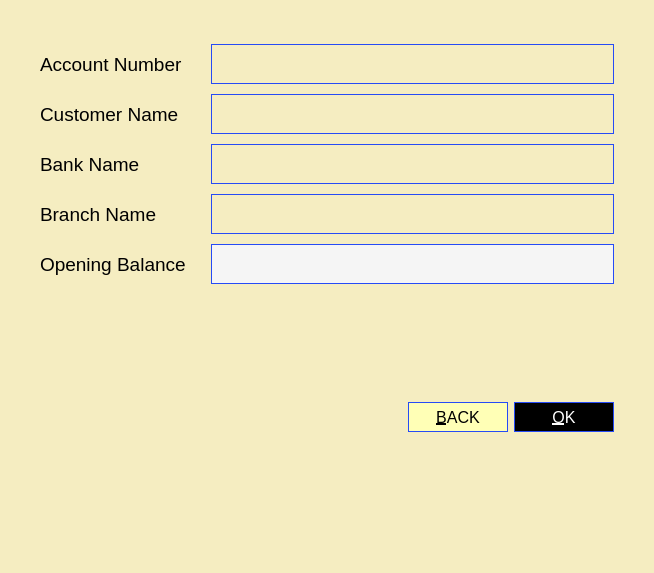
mosleuddin/ExpenseTracker, file ui_files/update_opening_balance.ui: the form before one commit.
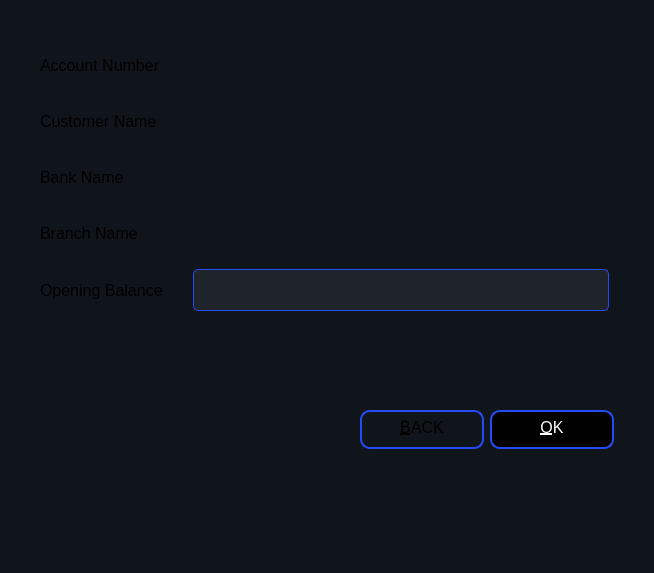
The form after the commit. Icons and pictures are not drawn.

What changed in the file:
```diff
--- a/ui_files/update_opening_balance.ui
+++ b/ui_files/update_opening_balance.ui
@@ -15,7 +15,7 @@
   </property>
   <property name="font">
    <font>
-    <pointsize>12</pointsize>
+    <pointsize>-1</pointsize>
    </font>
   </property>
   <property name="windowTitle">
@@ -27,41 +27,48 @@
   </property>
   <property name="styleSheet">
    <string notr="true">*{
-	background-color: rgb(245, 237, 193);
-}
+	    background-color :#10141b;
+	    border: none;
+         font-size: 16px;
+	     color:rgba(255, 255, 255, .50);
 
-#labelMessage{
-color: rgb(255, 0, 0);
 }
 
-
 QLineEdit{
-		color: rgb(0, 0, 255);
-        border: 1px solid #264BF6;
+	color: rgba(0, 255, 0, .50);
+	padding: 5px;
+	border-radius: 5px;
+	width: 200px;
+	height: 30px;
+	margin: 5px;
 }
 
-#editBalance{
-	background-color: rgb(245, 245, 245);
-	color: rgb(0, 0, 0);
+QLineEdit::enabled{
+    background-color: #1f232a;
+	color: rgba(255, 255, 255, .75);
+	border: 1px solid #264BF6;
 
 }
 
 QPushButton{
-      background-color : rgb(255, 255, 182);
-      border: 1px solid #264BF6;
-}                    
-
-QPushButton::hover{
-	 background-color : rgb(0, 0, 255); 
-	 color : rgb(255, 255, 255);
+    background-color:#10141b;
+ 	color:rgba(0, 255, 0, .50);
+    width: 120px;
+	height: 20px;
+	padding: 5px, 10px;
+	border: 2px solid #264BF6;
+	border-radius: 10px;
 }
 
 QPushButton::disabled{
 	background-color : rgb(0, 0, 0); 
 	color : rgb(255, 255, 255);
-
 }
-</string>
+
+QPushButton::hover{
+	background-color: rgba(0, 0, 255, .30);
+     color: rgba(255, 255, 255, .50);
+}</string>
   </property>
   <property name="modal">
    <bool>true</bool>
@@ -104,7 +111,7 @@
        <widget class="QLabel" name="labelBankName">
         <property name="font">
          <font>
-          <pointsize>14</pointsize>
+          <pointsize>-1</pointsize>
          </font>
         </property>
         <property name="text">
@@ -114,6 +121,9 @@
       </item>
       <item row="2" column="1">
        <widget class="QLineEdit" name="editBankName">
+        <property name="enabled">
+         <bool>false</bool>
+        </property>
         <property name="minimumSize">
          <size>
           <width>0</width>
@@ -122,7 +132,7 @@
         </property>
         <property name="font">
          <font>
-          <pointsize>16</pointsize>
+          <pointsize>-1</pointsize>
          </font>
         </property>
         <property name="styleSheet">
@@ -146,7 +156,7 @@
        <widget class="QLabel" name="labelOpeningBalance">
         <property name="font">
          <font>
-          <pointsize>14</pointsize>
+          <pointsize>-1</pointsize>
          </font>
         </property>
         <property name="text">
@@ -159,6 +169,9 @@
       </item>
       <item row="3" column="1">
        <widget class="QLineEdit" name="editBranchName">
+        <property name="enabled">
+         <bool>false</bool>
+        </property>
         <property name="minimumSize">
          <size>
           <width>0</width>
@@ -167,7 +180,7 @@
         </property>
         <property name="font">
          <font>
-          <pointsize>16</pointsize>
+          <pointsize>-1</pointsize>
          </font>
         </property>
         <property name="styleSheet">
@@ -189,6 +202,9 @@
       </item>
       <item row="1" column="1">
        <widget class="QLineEdit" name="editCustomerName">
+        <property name="enabled">
+         <bool>false</bool>
+        </property>
         <property name="minimumSize">
          <size>
           <width>0</width>
@@ -197,7 +213,7 @@
         </property>
         <property name="font">
          <font>
-          <pointsize>16</pointsize>
+          <pointsize>-1</pointsize>
          </font>
         </property>
         <property name="styleSheet">
@@ -227,7 +243,7 @@
         </property>
         <property name="font">
          <font>
-          <pointsize>14</pointsize>
+          <pointsize>-1</pointsize>
          </font>
         </property>
         <property name="text">
@@ -248,11 +264,11 @@
         </property>
         <property name="font">
          <font>
-          <pointsize>16</pointsize>
+          <pointsize>-1</pointsize>
          </font>
         </property>
         <property name="styleSheet">
-         <string notr="true">background-color: rgb(245, 245, 245);</string>
+         <string notr="true"/>
         </property>
         <property name="maxLength">
          <number>8</number>
@@ -272,7 +288,7 @@
         </property>
         <property name="font">
          <font>
-          <pointsize>14</pointsize>
+          <pointsize>-1</pointsize>
          </font>
         </property>
         <property name="text">
@@ -287,7 +303,7 @@
        <widget class="QLabel" name="labelBranchName">
         <property name="font">
          <font>
-          <pointsize>14</pointsize>
+          <pointsize>-1</pointsize>
          </font>
         </property>
         <property name="text">
@@ -300,6 +316,9 @@
       </item>
       <item row="0" column="1">
        <widget class="QLineEdit" name="editAccountNumber">
+        <property name="enabled">
+         <bool>false</bool>
+        </property>
         <property name="minimumSize">
          <size>
           <width>0</width>
@@ -308,7 +327,7 @@
         </property>
         <property name="font">
          <font>
-          <pointsize>16</pointsize>
+          <pointsize>-1</pointsize>
          </font>
         </property>
         <property name="styleSheet">
@@ -372,13 +391,13 @@
         </property>
         <property name="maximumSize">
          <size>
-          <width>100</width>
-          <height>30</height>
+          <width>16777215</width>
+          <height>16777215</height>
          </size>
         </property>
         <property name="font">
          <font>
-          <pointsize>12</pointsize>
+          <pointsize>-1</pointsize>
           <bold>false</bold>
          </font>
         </property>
@@ -413,13 +432,13 @@
         </property>
         <property name="maximumSize">
          <size>
-          <width>100</width>
-          <height>30</height>
+          <width>16777215</width>
+          <height>16777215</height>
          </size>
         </property>
         <property name="font">
          <font>
-          <pointsize>12</pointsize>
+          <pointsize>-1</pointsize>
           <bold>false</bold>
          </font>
         </property>
```
